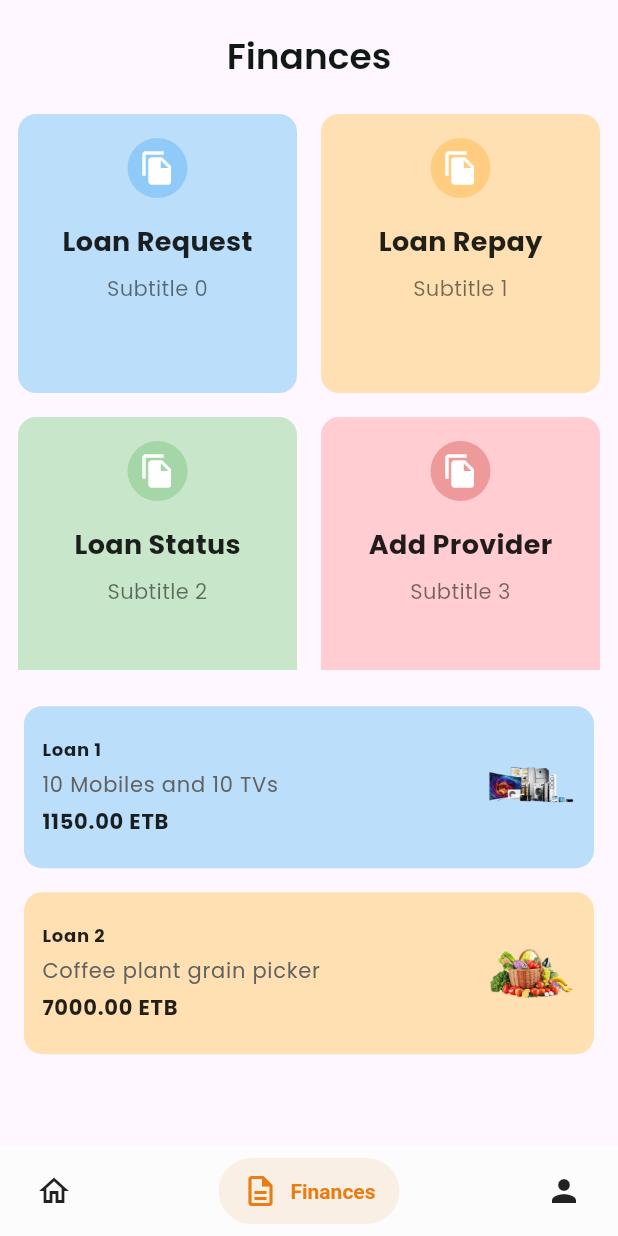
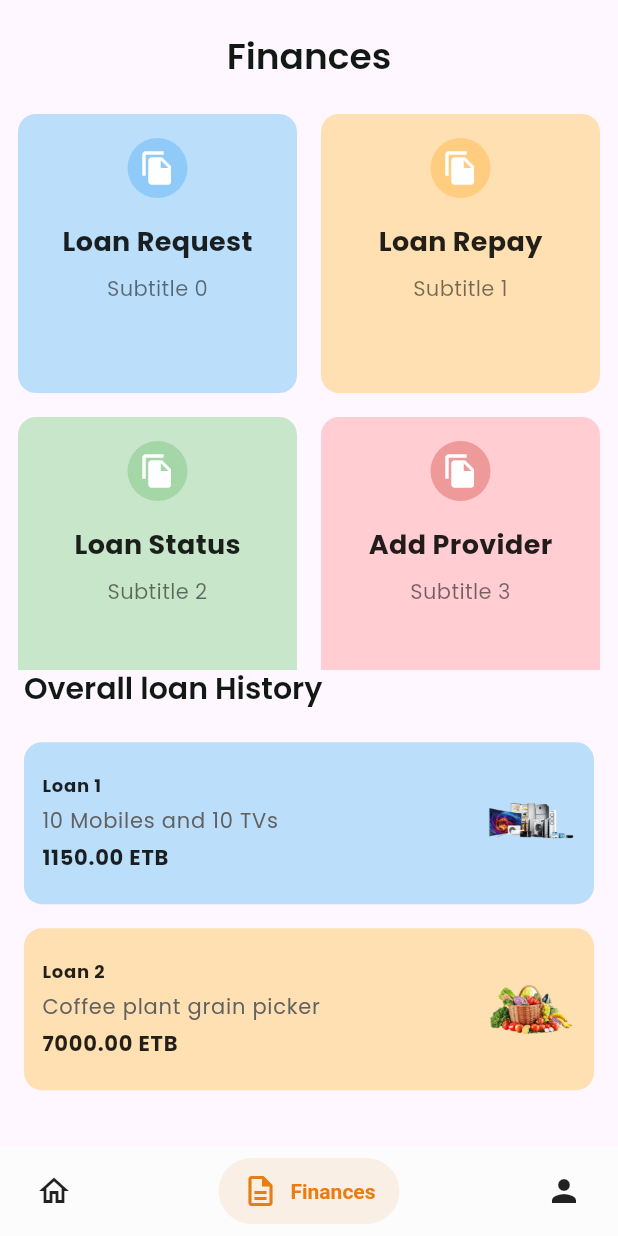
Before and after one commit to AbdulsemedM/Is-Fin, a Flutter app: the DashboardPage screen opened directly, item 2 of the bottom bar chosen, after a tap on "Loan Repay", on a phone screen of 412 x 824 dp. Run offline on Flutter 3.47's test engine with Material 3 defaults, Android fonts, the phone set to English and light mode, and no system bars; drawn by our look-alikes of salomon_bottom_bar; our stand-ins replace custom_sliding_segmented_control.

Commit message:
finances

```diff
--- a/lib/features/finances/presentation/screens/finances_screen.dart
+++ b/lib/features/finances/presentation/screens/finances_screen.dart
@@ -1,5 +1,6 @@
 import 'package:flutter/material.dart';
 import 'package:ifb_loan/app/utils/app_theme.dart';
+import 'package:ifb_loan/features/business_partner/presentation/screen/add_bisiness_partner_screen.dart';
 import 'package:ifb_loan/features/finances/presentation/widgets/finances_widget.dart';
 import 'package:ifb_loan/features/finances/presentation/widgets/loan_display_card.dart';
 import 'package:ifb_loan/features/loan_application/presentation/screen/loan_application_screen.dart';
@@ -73,11 +74,31 @@ class _FinancesScreenState extends State<FinancesScreen> {
                           MaterialPageRoute(
                               builder: (context) =>
                                   const LoanApplicationScreen()));
+                    } else if (index == 3) {
+                      Navigator.push(
+                          context,
+                          MaterialPageRoute(
+                              builder: (context) =>
+                                  const AddBisinessPartnerScreen()));
                     }
                   },
                 );
               },
             ),
+          ),
+        ),
+        Padding(
+          padding: const EdgeInsets.symmetric(horizontal: 16.0),
+          child: Row(
+            children: [
+              Text(
+                "Overall loan History",
+                style: Theme.of(context)
+                    .textTheme
+                    .displaySmall!
+                    .copyWith(fontWeight: FontWeight.w600),
+              ),
+            ],
           ),
         ),
         SizedBox(
```
